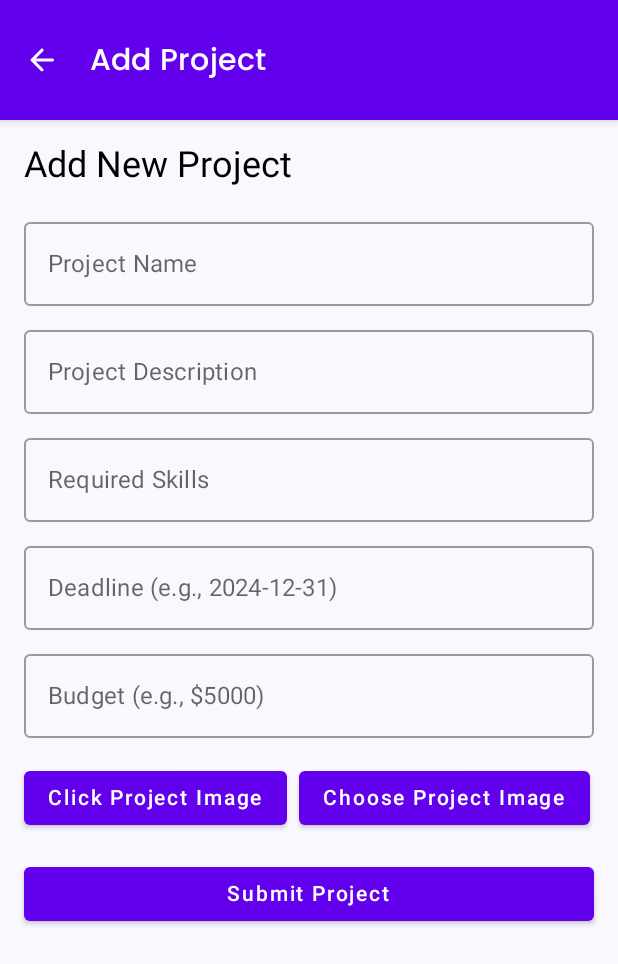
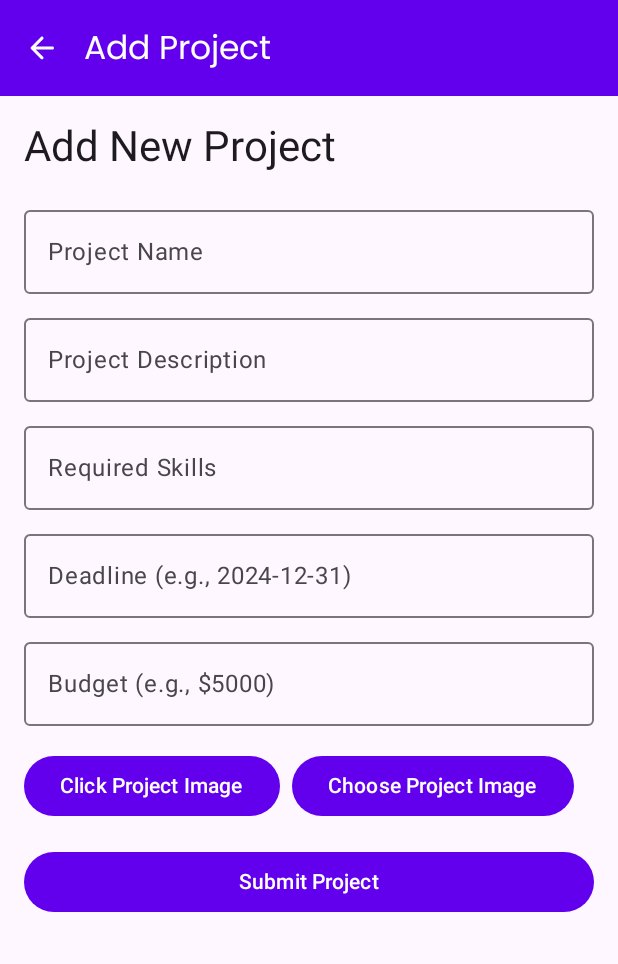
Before and after one commit to RC539/S3165284, an Android app built with Jetpack Compose: the AddProjectScreen screen opened through its navigation route, on a phone screen of 412 x 824 dp. Shown: the top 964 px of the screen. Run offline under Robolectric (Android 15) with nearby library versions, the phone set to English and light mode, and no system bars; our stand-ins replace Dagger/Hilt's generated code, Firebase (no records; nobody signed in at launch, a user with empty details on screens opened directly), Room's generated code; libraries missing offline, so code that uses them is left out: id.zelory.compressor.

Commit message:
Commit 21

```diff
--- a/app/build.gradle.kts
+++ b/app/build.gradle.kts
@@ -57,7 +57,8 @@ dependencies {
 
     //image compression
     implementation ("id.zelory:compressor:3.0.1")
-
+    //material3
+    implementation ("androidx.compose.material3:material3:1.3.0")
     implementation ("androidx.compose.material:material:1.7.0")
     implementation ("androidx.compose.material:material-icons-extended:1.7.0")
     implementation("androidx.compose.material3:material3:1.3.0")
--- a/app/src/main/AndroidManifest.xml
+++ b/app/src/main/AndroidManifest.xml
@@ -20,7 +20,6 @@
         android:label="@string/app_name"
         android:roundIcon="@mipmap/ic_launcher_round"
         android:supportsRtl="true"
-        android:theme="@style/Theme.ProjectHub"
         tools:targetApi="31">
         <activity
             android:name=".MainActivity"
--- a/app/src/main/java/uk/ac/tees/mad/projecthub/MainActivity.kt
+++ b/app/src/main/java/uk/ac/tees/mad/projecthub/MainActivity.kt
@@ -11,6 +11,10 @@ import androidx.compose.material.Surface
 import androidx.compose.material3.Scaffold
 import androidx.compose.material3.Text
 import androidx.compose.runtime.Composable
+import androidx.compose.runtime.getValue
+import androidx.compose.runtime.mutableStateOf
+import androidx.compose.runtime.remember
+import androidx.compose.runtime.setValue
 import androidx.compose.ui.Modifier
 import androidx.compose.ui.tooling.preview.Preview
 import dagger.hilt.android.AndroidEntryPoint
@@ -26,8 +30,10 @@ class MainActivity : ComponentActivity() {
         super.onCreate(savedInstanceState)
         enableEdgeToEdge()
         setContent {
-            ProjectHubTheme(){
-                ProjectHubNavigation()
+            val systemDarkMode = isSystemInDarkTheme()
+            var isDarkMode by remember { mutableStateOf(systemDarkMode) }
+            ProjectHubTheme(darkTheme = isDarkMode){
+                ProjectHubNavigation(onToggle = { isDarkMode = !isDarkMode })
             }
         }
     }
--- a/app/src/main/java/uk/ac/tees/mad/projecthub/navigation/ProjectHubNavigation.kt
+++ b/app/src/main/java/uk/ac/tees/mad/projecthub/navigation/ProjectHubNavigation.kt
@@ -1,7 +1,10 @@
 package uk.ac.tees.mad.projecthub.navigation
 
-import androidx.compose.material.Surface
+import androidx.compose.foundation.layout.fillMaxSize
+import androidx.compose.material3.Surface
+import androidx.compose.material3.MaterialTheme
 import androidx.compose.runtime.Composable
+import androidx.compose.ui.Modifier
 import androidx.hilt.navigation.compose.hiltViewModel
 import androidx.navigation.NavType
 import androidx.navigation.compose.NavHost
@@ -21,12 +24,15 @@ import uk.ac.tees.mad.projecthub.viewmodels.AuthenticationViewModel
 import uk.ac.tees.mad.projecthub.viewmodels.MainViewModel
 
 @Composable
-fun ProjectHubNavigation() {
+fun ProjectHubNavigation(onToggle:()-> Unit) {
     val navController = rememberNavController()
     val authvm: AuthenticationViewModel = hiltViewModel()
     val mainvm: MainViewModel = hiltViewModel()
 
-    Surface {
+    Surface(
+        modifier = Modifier.fillMaxSize(),
+        color = MaterialTheme.colorScheme.background
+    ){
         NavHost(
             navController = navController,
             startDestination = NavigationDestination.SplashScreen.name
@@ -55,7 +61,7 @@ fun ProjectHubNavigation() {
                 ProjectDetailsScreen(navController, projectModel)
             }
             composable(NavigationDestination.ProfileScreen.name) {
-                ProfileScreen(userVm = authvm)
+                ProfileScreen(userVm = authvm, onToggle = {onToggle()})
             }
         }
     }
--- a/app/src/main/java/uk/ac/tees/mad/projecthub/screens/AddProject Screen.kt
+++ b/app/src/main/java/uk/ac/tees/mad/projecthub/screens/AddProject Screen.kt
@@ -6,34 +6,15 @@ import android.widget.Toast
 import androidx.activity.compose.rememberLauncherForActivityResult
 import androidx.activity.result.contract.ActivityResultContracts
 import androidx.compose.foundation.Image
+import androidx.compose.foundation.background
 import androidx.compose.foundation.border
 import androidx.compose.foundation.clickable
-import androidx.compose.foundation.layout.Column
-import androidx.compose.foundation.layout.Row
-import androidx.compose.foundation.layout.Spacer
-import androidx.compose.foundation.layout.fillMaxSize
-import androidx.compose.foundation.layout.fillMaxWidth
-import androidx.compose.foundation.layout.height
-import androidx.compose.foundation.layout.padding
-import androidx.compose.foundation.layout.statusBarsPadding
-import androidx.compose.foundation.layout.width
+import androidx.compose.foundation.layout.*
 import androidx.compose.foundation.shape.RoundedCornerShape
-import androidx.compose.material.Button
-import androidx.compose.material.MaterialTheme
-import androidx.compose.material.OutlinedTextField
-import androidx.compose.material.Text
-import androidx.compose.material.TopAppBar
+import androidx.compose.material3.*
 import androidx.compose.material.icons.Icons
 import androidx.compose.material.icons.rounded.ArrowBack
-import androidx.compose.material3.CircularProgressIndicator
-import androidx.compose.material3.Icon
-import androidx.compose.material3.Scaffold
-import androidx.compose.runtime.Composable
-import androidx.compose.runtime.MutableState
-import androidx.compose.runtime.getValue
-import androidx.compose.runtime.mutableStateOf
-import androidx.compose.runtime.remember
-import androidx.compose.runtime.setValue
+import androidx.compose.runtime.*
 import androidx.compose.ui.Alignment
 import androidx.compose.ui.Modifier
 import androidx.compose.ui.draw.clip
@@ -47,6 +28,7 @@ import uk.ac.tees.mad.projecthub.ui.theme.poppins
 import uk.ac.tees.mad.projecthub.viewmodels.MainViewModel
 import java.io.File
 
+@OptIn(ExperimentalMaterial3Api::class)
 @Composable
 fun AddProjectScreen(navController: NavHostController, mainVm: MainViewModel) {
     val context = LocalContext.current
@@ -72,43 +54,42 @@ fun AddProjectScreen(navController: NavHostController, mainVm: MainViewModel) {
             Toast.makeText(context, "Camera permission granted", Toast.LENGTH_SHORT).show()
             tempImageUri = getImageUri(context)
             takePictureLauncher.launch(tempImageUri!!)
-
         } else {
             Toast.makeText(context, "Camera permission denied", Toast.LENGTH_SHORT).show()
         }
     }
+
     val selectImageLauncher = rememberLauncherForActivityResult(
         contract = ActivityResultContracts.GetContent()
     ) { uri: Uri? ->
         imageUri.value = uri
     }
 
-
     Scaffold(
         topBar = {
-            TopAppBar(title = {
-                Row(
-                    modifier = Modifier
-                        .fillMaxWidth()
-                        .statusBarsPadding()
-                ) {
-                    Icon(
-                        imageVector = Icons.Rounded.ArrowBack,
-                        contentDescription = null,
-                        tint = Color.White,
-                        modifier = Modifier.align(Alignment.CenterVertically).clickable {
-                            navController.popBackStack()
-                        }
-                    )
-                    Spacer(modifier = Modifier.width(20.dp))
+            TopAppBar(
+                title = {
                     Text(
                         text = "Add Project",
                         fontFamily = poppins,
-                        modifier = Modifier.align(Alignment.CenterVertically)
+                        color = MaterialTheme.colorScheme.onPrimary
                     )
-                }
-            }, modifier = Modifier.height(80.dp))
-        }
+                },
+                navigationIcon = {
+                    IconButton(onClick = { navController.popBackStack() }) {
+                        Icon(
+                            imageVector = Icons.Rounded.ArrowBack,
+                            contentDescription = "Back",
+                            tint = MaterialTheme.colorScheme.onPrimary
+                        )
+                    }
+                },
+                colors = TopAppBarDefaults.topAppBarColors(
+                    containerColor = MaterialTheme.colorScheme.primary,
+                )
+            )
+        },
+        modifier = Modifier.fillMaxSize().background(MaterialTheme.colorScheme.background)
     ) {
         Column(modifier = Modifier.padding(it)) {
             AddProjectScreenOptions(
@@ -144,7 +125,7 @@ fun AddProjectScreenOptions(
     selectFile: () -> Unit,
     selectedImageUri: Uri?,
     context: Context,
-    loading : MutableState<Boolean>
+    loading: MutableState<Boolean>
 ) {
     var projectName by remember { mutableStateOf("") }
     var projectDescription by remember { mutableStateOf("") }
@@ -159,7 +140,7 @@ fun AddProjectScreenOptions(
     ) {
         Text(
             text = "Add New Project",
-            style = MaterialTheme.typography.h5,
+            style = MaterialTheme.typography.headlineMedium,
             modifier = Modifier.padding(bottom = 16.dp)
         )
 
@@ -175,6 +156,7 @@ fun AddProjectScreenOptions(
                     .border(1.dp, Color.Gray)
             )
         }
+
         OutlinedTextField(
             value = projectName,
             onValueChange = { projectName = it },
@@ -232,6 +214,7 @@ fun AddProjectScreenOptions(
                 Text("Choose Project Image")
             }
         }
+
         Spacer(modifier = Modifier.height(16.dp))
 
         Button(
@@ -244,15 +227,15 @@ fun AddProjectScreenOptions(
                         deadline,
                         budget
                     )
-                }else{
+                } else {
                     Toast.makeText(context, "Please select an image", Toast.LENGTH_SHORT).show()
                 }
             },
             modifier = Modifier.fillMaxWidth()
         ) {
             if (loading.value) {
-                    CircularProgressIndicator()
-            }else{
+                CircularProgressIndicator()
+            } else {
                 Text("Submit Project")
             }
         }
--- a/app/src/main/java/uk/ac/tees/mad/projecthub/ui/theme/Theme.kt
+++ b/app/src/main/java/uk/ac/tees/mad/projecthub/ui/theme/Theme.kt
@@ -3,7 +3,11 @@ package uk.ac.tees.mad.projecthub.ui.theme
 import android.app.Activity
 import android.os.Build
 import androidx.compose.foundation.isSystemInDarkTheme
+import androidx.compose.foundation.shape.RoundedCornerShape
+import androidx.compose.material.darkColors
+import androidx.compose.material.lightColors
 import androidx.compose.material3.MaterialTheme
+import androidx.compose.material3.*
 import androidx.compose.material3.darkColorScheme
 import androidx.compose.material3.dynamicDarkColorScheme
 import androidx.compose.material3.dynamicLightColorScheme
@@ -11,48 +15,44 @@ import androidx.compose.material3.lightColorScheme
 import androidx.compose.runtime.Composable
 import androidx.compose.ui.graphics.Color
 import androidx.compose.ui.platform.LocalContext
+import androidx.compose.ui.unit.dp
 
 
-private val DarkColorScheme = darkColorScheme(
-    primary = Color(0xFF1E88E5),
-    secondary = Color(0xFFB0BEC5),
-    background = Color(0xFF121212),
+val DarkColorScheme = darkColorScheme(
+    primary = Color(0xFF1F1F1F),
     onPrimary = Color.White,
-    onSecondary = Color.Black,
+    surface = Color(0xFF121212),
+    onSurface = Color.White
 )
 
-private val LightColorScheme = lightColorScheme(
-    primary = Color(0xFF1976D2),
-    secondary = Color(0xFF757575),
-    background = Color.White,
+val LightColorScheme = lightColorScheme(
+    primary = Color(0xFF6200EE),
     onPrimary = Color.White,
-    onSecondary = Color.Black,
+    surface = Color.White,
+    onSurface = Color.Black
 )
 
+val Shapes = Shapes(
+    small = RoundedCornerShape(4.dp),
+    medium = RoundedCornerShape(8.dp),
+    large = RoundedCornerShape(16.dp)
+)
 
 @Composable
 fun ProjectHubTheme(
     darkTheme: Boolean = isSystemInDarkTheme(),
-    dynamicColor: Boolean = true,
     content: @Composable () -> Unit
 ) {
-    val context = LocalContext.current
-    val colorScheme = when {
-        dynamicColor && Build.VERSION.SDK_INT >= Build.VERSION_CODES.S -> {
-            val dynamicColors = if (darkTheme) {
-                dynamicDarkColorScheme(context)
-            } else {
-                dynamicLightColorScheme(context)
-            }
-            dynamicColors
-        }
-        darkTheme -> DarkColorScheme
-        else -> LightColorScheme
+    val colors = if (darkTheme) {
+        DarkColorScheme
+    } else {
+        LightColorScheme
     }
 
     MaterialTheme(
-        colorScheme = colorScheme,
+        colorScheme = colors,
         typography = Typography,
+        shapes = Shapes,
         content = content
     )
 }
--- a/app/src/main/res/values/themes.xml
+++ b/app/src/main/res/values/themes.xml
@@ -1,5 +1,9 @@
 <?xml version="1.0" encoding="utf-8"?>
 <resources>
 
-    <style name="Theme.ProjectHub" parent="Theme.AppCompat.DayNight.DarkActionBar" />
+    <!-- Base application theme -->
+    <style name="Theme.ProjectHub" parent="Theme.MaterialComponents.DayNight.NoActionBar">
+        <!-- Customize your theme here -->
+    </style>
+
 </resources>
```
Also changed, not shown: app/src/main/java/uk/ac/tees/mad/projecthub/screens/Home Screen.kt (+28 -25 lines), app/src/main/java/uk/ac/tees/mad/projecthub/screens/Profile Screen.kt (+78 -28 lines).
